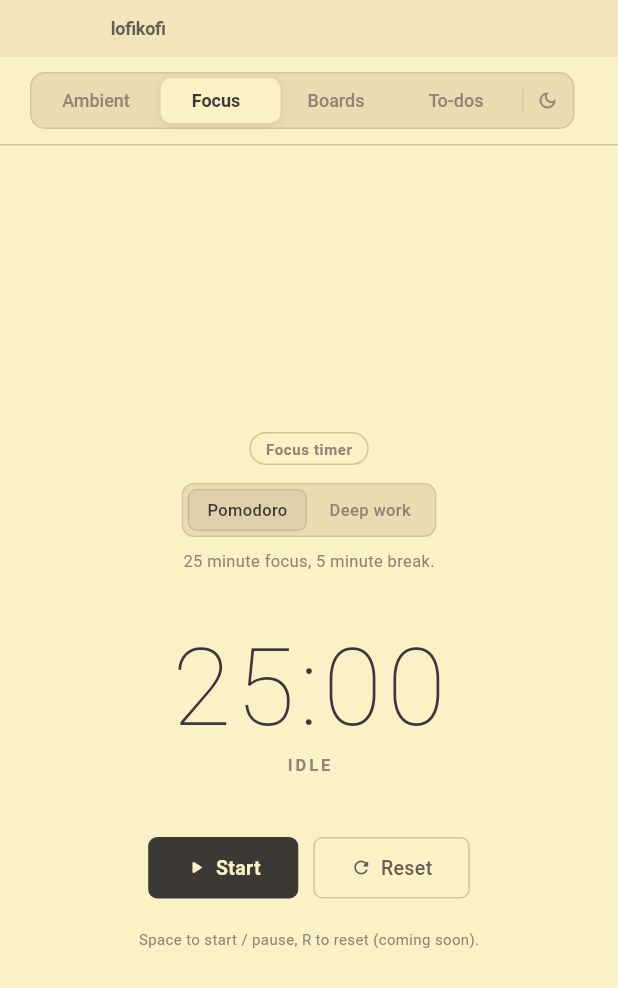
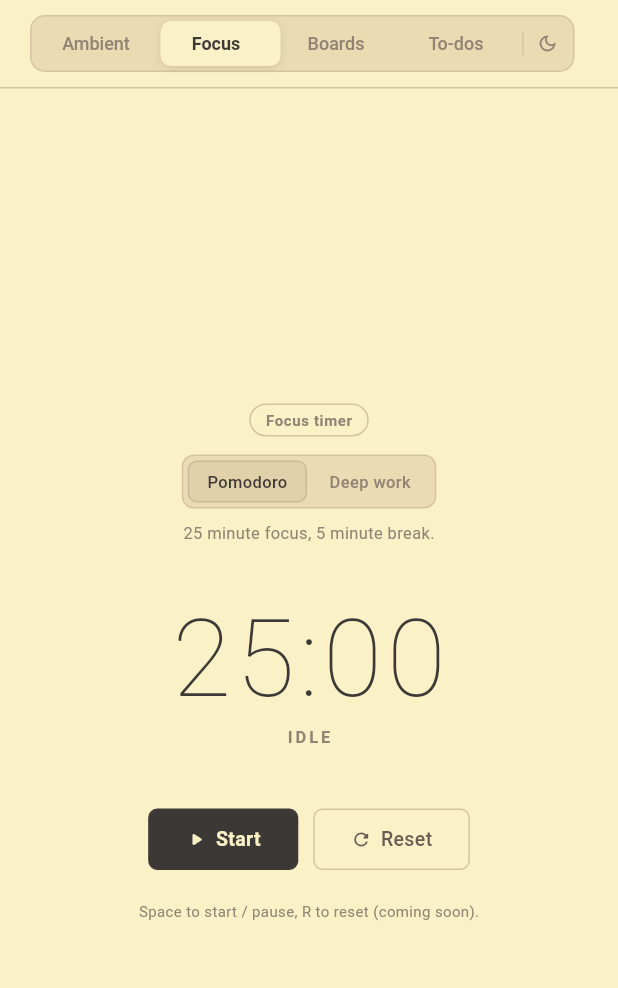
Before and after one commit to maskedsyntax/lofikofi, a Flutter app: the screen it shows after launch, after a tap on "Focus", on a phone screen of 412 x 824 dp. Shown: the top 988 px of the screen. Run offline on Flutter 3.47's test engine with Material 3 defaults, Android fonts, the phone set to English and light mode, and no system bars; our stand-ins replace audioplayers, shared_preferences; Roboto replaces fonts that are missing (SF Pro Text).

Commit message:
feat: remove the lofikofi header

```diff
--- a/apps/desktop/lib/main.dart
+++ b/apps/desktop/lib/main.dart
@@ -72,9 +72,6 @@ class _AppShellState extends State<AppShell> {
       backgroundColor: t.bg,
       body: Column(
         children: [
-          // Titlebar
-          _Titlebar(theme: t),
-
           // Navigation
           _NavBar(
             theme: t,
@@ -98,39 +95,6 @@ class _AppShellState extends State<AppShell> {
                   TodoPanel(theme: t),
                 ][_tabIndex],
               ),
-            ),
-          ),
-        ],
-      ),
-    );
-  }
-}
-
-class _Titlebar extends StatelessWidget {
-  final GruvboxTheme theme;
-
-  const _Titlebar({
-    required this.theme,
-  });
-
-  @override
-  Widget build(BuildContext context) {
-    return Container(
-      height: 38,
-      padding: const EdgeInsets.symmetric(horizontal: 14),
-      color: theme.bgAlt,
-      child: Row(
-        children: [
-          // On macOS, traffic lights take up about 70px if we extend content.
-          // For now, we just add the title.
-          const SizedBox(width: 60),
-          Text(
-            'lofikofi',
-            style: TextStyle(
-              fontSize: 12,
-              fontWeight: FontWeight.w700,
-              color: theme.textSecondary,
-              letterSpacing: -0.2,
             ),
           ),
         ],
```
